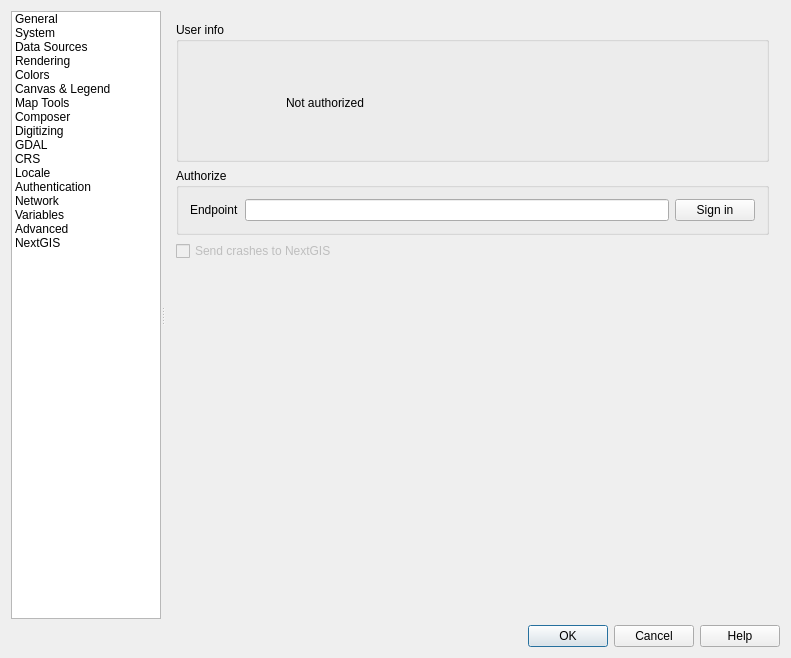
nextgis/nextgisqgis, file src/ui/qgsoptionsbase.ui: the form before one commit.
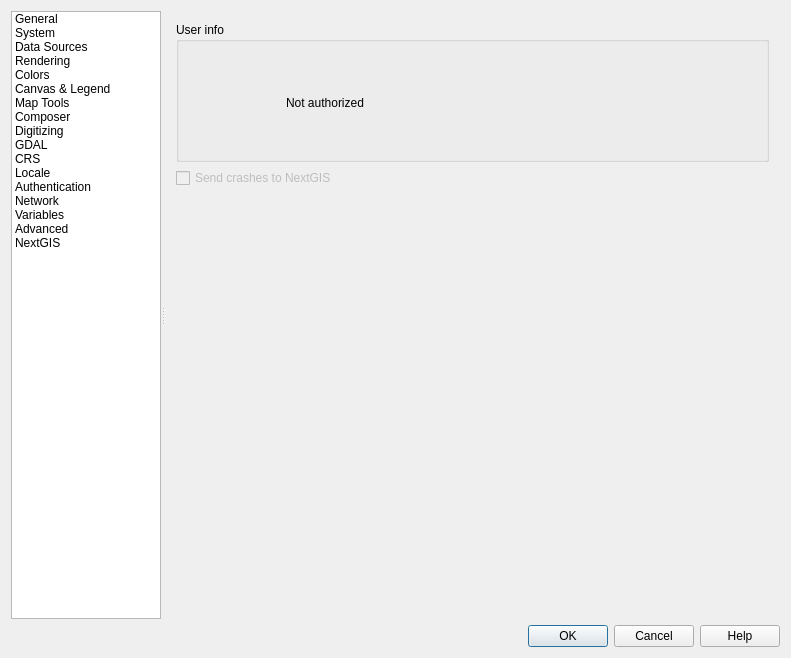
The form after the commit. Icons and pictures are not drawn. Custom widgets are drawn as their Qt base class.

Diff of the .ui file:
```diff
--- a/src/ui/qgsoptionsbase.ui
+++ b/src/ui/qgsoptionsbase.ui
@@ -5384,36 +5384,6 @@
              </widget>
             </widget>
            </item>
-           <item>
-            <widget class="QGroupBox" name="authGroupBox">
-             <property name="title">
-              <string>Authorize</string>
-             </property>
-             <layout class="QHBoxLayout" name="horizontalLayout_6">
-              <item>
-               <widget class="QLabel" name="enpointLabel">
-                <property name="text">
-                 <string>Endpoint</string>
-                </property>
-               </widget>
-              </item>
-              <item>
-               <widget class="QLineEdit" name="endpointEdit">
-                <property name="inputMethodHints">
-                 <set>Qt::ImhUrlCharactersOnly</set>
-                </property>
-               </widget>
-              </item>
-              <item>
-               <widget class="QPushButton" name="signinButton">
-                <property name="text">
-                 <string>Sign in</string>
-                </property>
-               </widget>
-              </item>
-             </layout>
-            </widget>
-           </item>
            <item>
             <widget class="QCheckBox" name="sendCrashes">
              <property name="enabled">
```
Left out of the diff: 52 changed lines with no effect on the pictures.
